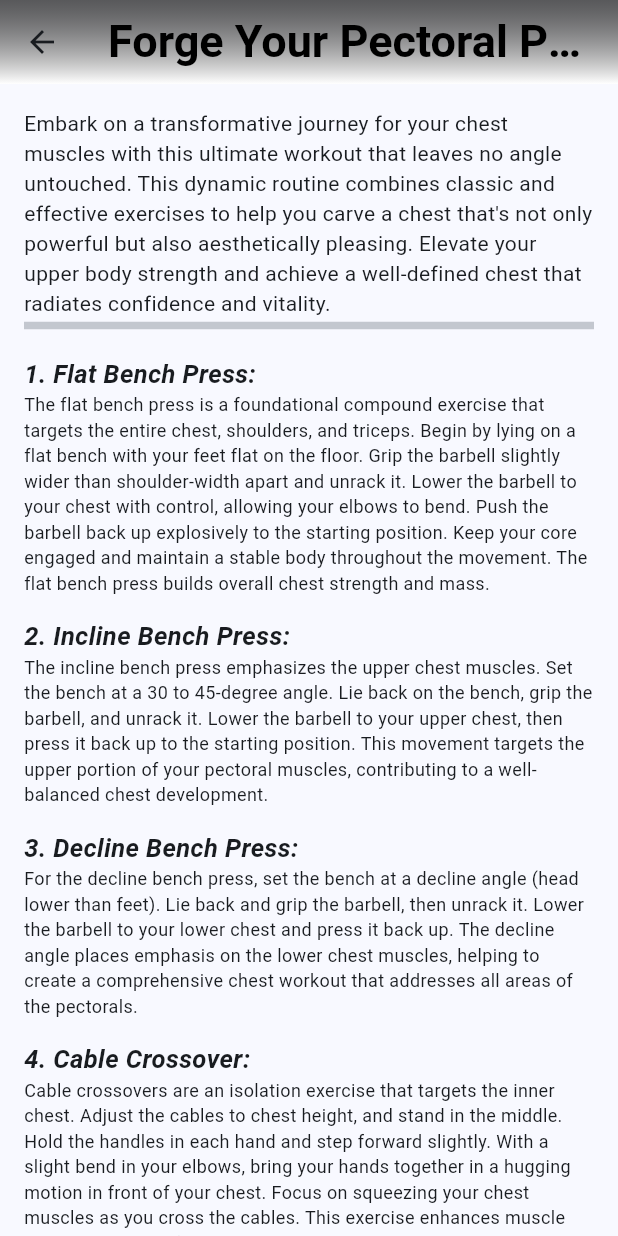
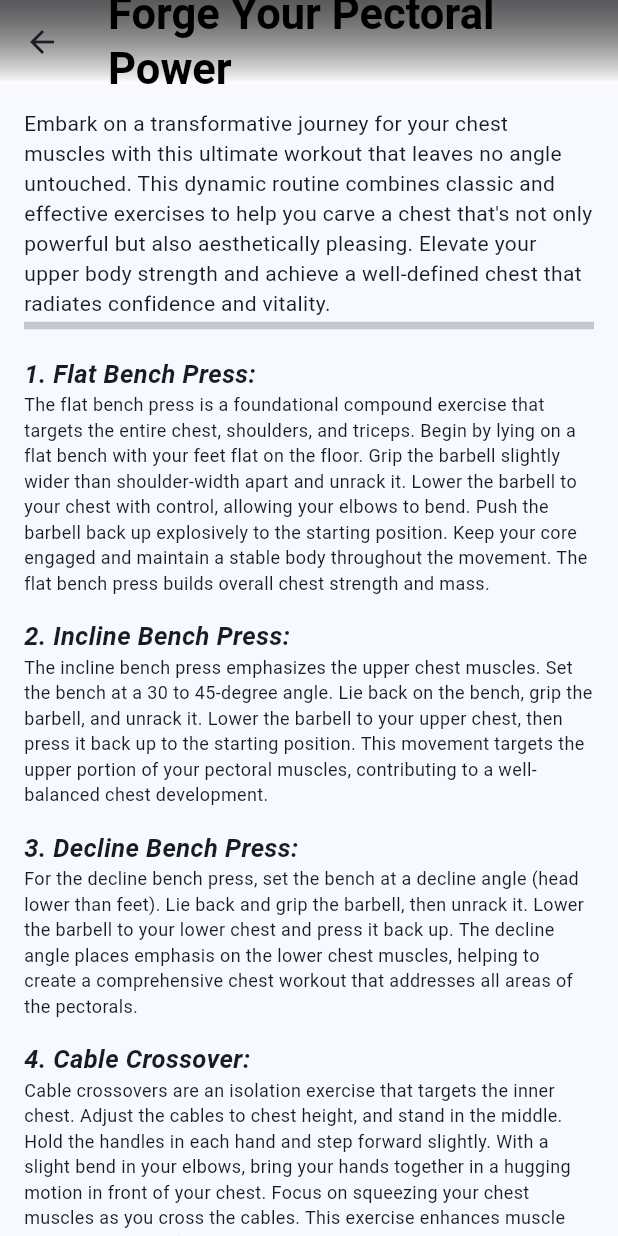
Before and after one commit to mateuszkasprzak94/fitness_prodigy, a Flutter app: the ChestPage screen opened directly, on a phone screen of 412 x 824 dp. Run offline on Flutter 3.47's test engine with Material 2 defaults, Android fonts, the phone set to English and light mode, and no system bars; our stand-ins replace bloc, cloud_firestore, firebase_auth, firebase_core, flutter_animate, flutter_bloc and 2 more; accounts and stored records are empty; Roboto replaces fonts that are missing (Lancelot).

Commit message:
Change font size in chest page

```diff
--- a/lib/app/pages/exercies_examples/muscle_anatomy/chest_page.dart
+++ b/lib/app/pages/exercies_examples/muscle_anatomy/chest_page.dart
@@ -16,7 +16,8 @@ class ChestPage extends StatelessWidget {
         title: Text(
           'Forge Your Pectoral Power',
           style: GoogleFonts.lancelot(
-              fontSize: 30, color: Colors.black, fontWeight: FontWeight.bold),
+              fontSize: 29, color: Colors.black, fontWeight: FontWeight.bold),
+          maxLines: 2,
         ),
         centerTitle: true,
         flexibleSpace: Container(
```
